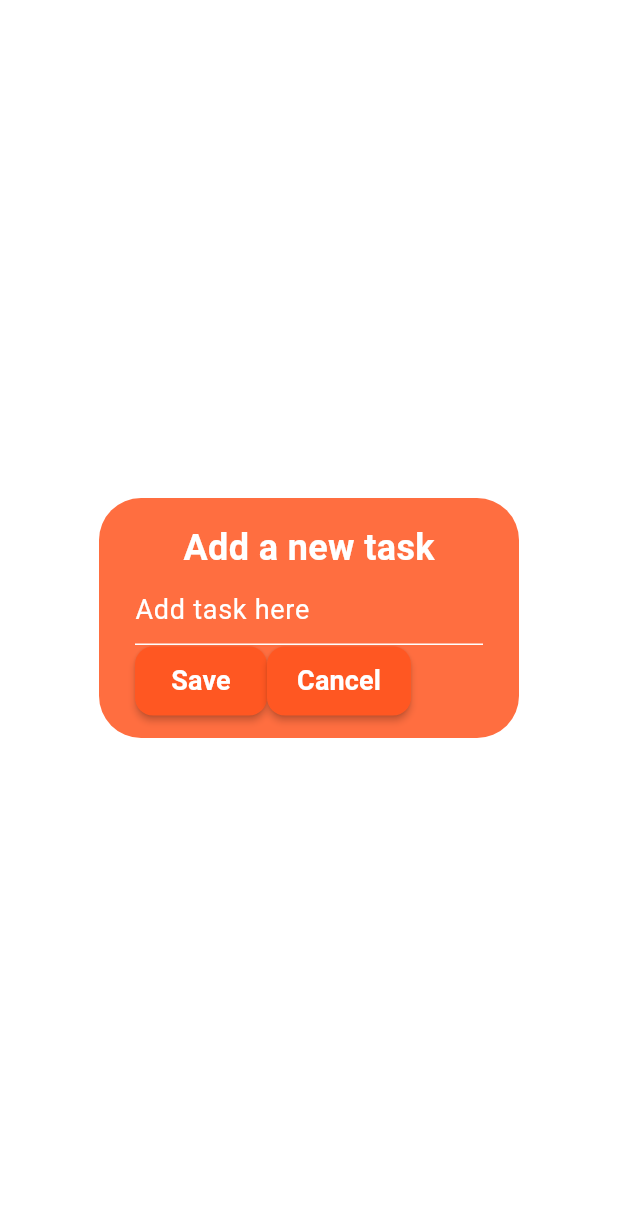
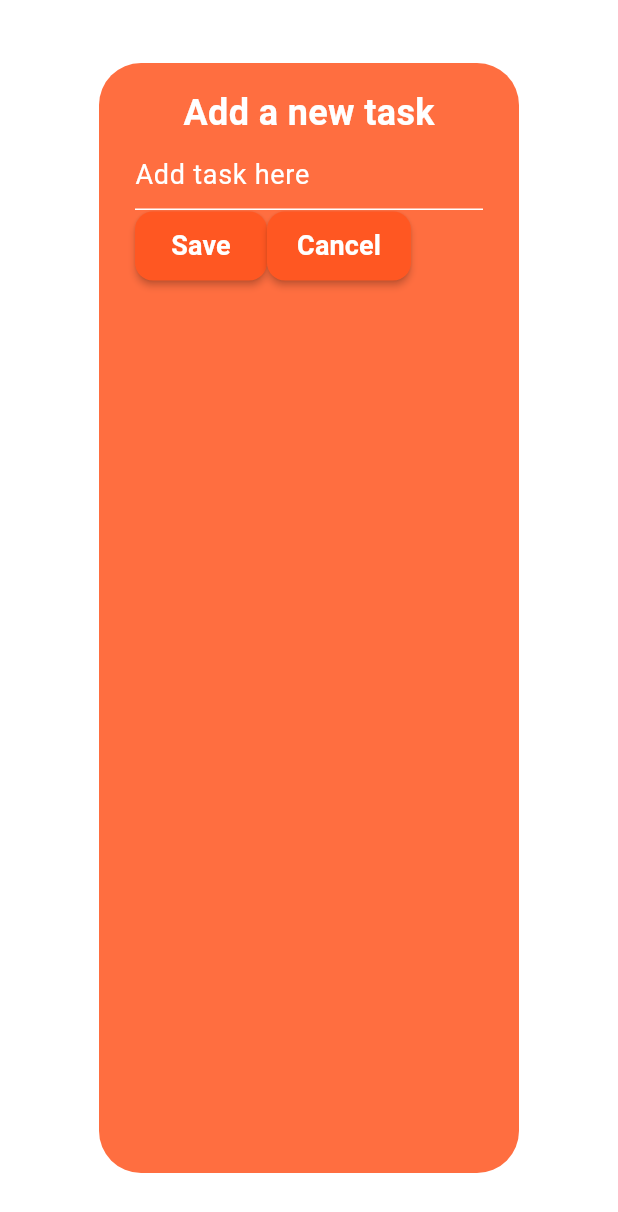
Before and after one commit to BW404/dino_todo, a Flutter app: the DialogBox widget shown alone on an empty page, opened directly, on a phone screen of 412 x 824 dp. Shown: the top 1212 px of the screen. Run offline on Flutter 3.47's test engine with Material 3 defaults, Android fonts, the phone set to English and light mode, and no system bars; statements that could not run were skipped.

Commit message:
Update: 2025-02-16 23:29:43

```diff
--- a/lib/util/dialog_box.dart
+++ b/lib/util/dialog_box.dart
@@ -9,7 +9,7 @@ class DialogBox extends StatelessWidget {
     return AlertDialog(
       backgroundColor: Colors.deepOrangeAccent[200],
       content: Container(
-        height:120,
+        height:700,
         child: Column(
           children: [
             const Text('Add a new task',
```
